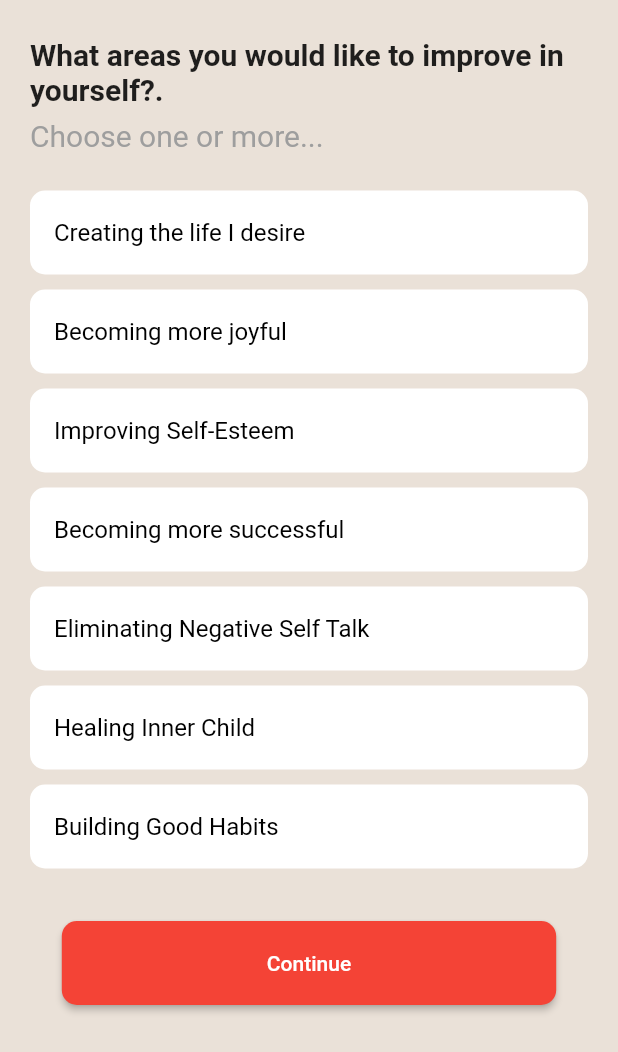
After one commit to AungBoMyint/shwethirikhit, a Flutter app: the AuthPage screen opened by its route, swiped to page 4, on a phone screen of 412 x 824 dp. The commit adds this screen. Shown: the top 1052 px of the screen. Run offline on Flutter 3.47's test engine with Material 2 defaults, Android fonts, the phone set to English and light mode, and no system bars; our stand-ins replace audioplayers, better_player, cached_network_image, carousel_slider, chewie, cloud_firestore and 24 more; missing offline and left inert: cloud_firestore_web, cloud_functions_web, connectivity_plus_web, firebase_auth_web, firebase_core_web, firebase_messaging_web and 6 more; accounts and stored records are empty.

Commit message:
auth finish

```diff
--- /dev/null
+++ b/lib/auth/validator/choose_one_validator.dart
@@ -0,0 +1,8 @@
+import 'package:freezed_annotation/freezed_annotation.dart';
+
+part 'choose_one_validator.freezed.dart';
+
+@freezed
+class ChooseOneValidator with _$ChooseOneValidator {
+  factory ChooseOneValidator.needToChoose() = _NeedToChoose;
+}
--- /dev/null
+++ b/lib/auth/validator/multiple_choose_validator.dart
@@ -0,0 +1,9 @@
+import 'package:freezed_annotation/freezed_annotation.dart';
+
+part 'multiple_choose_validator.freezed.dart';
+
+@freezed
+class MultipleChooseValidator with _$MultipleChooseValidator {
+  factory MultipleChooseValidator.needToChoose() = _NeetToChoose;
+  factory MultipleChooseValidator.lessThan() = _LessThan;
+}
--- a/lib/auth/validator/phone_validator.dart
+++ b/lib/auth/validator/phone_validator.dart
@@ -4,7 +4,7 @@ part 'phone_validator.freezed.dart';
 
 @freezed
 class PhoneValidator with _$PhoneValidator {
-  factory PhoneValidator.valid() = _Valid;
+  factory PhoneValidator.invalid() = _Valid;
   factory PhoneValidator.lessThan() = _LessThan;
   factory PhoneValidator.emptyOrNull() = _EmptyOrNull;
 }
--- a/lib/auth/validator/string_validator.dart
+++ b/lib/auth/validator/string_validator.dart
@@ -6,4 +6,5 @@ part 'string_validator.freezed.dart';
 class StringValidator with _$StringValidator {
   factory StringValidator.valid() = _Valid;
   factory StringValidator.emptyOrNull() = _EmptyOrNull;
+  factory StringValidator.tooShort() = _TooShort;
 }
--- /dev/null
+++ b/lib/auth/view/auth_four.dart
@@ -0,0 +1,142 @@
+import 'dart:developer';
+
+import 'package:flutter/material.dart';
+import 'package:font_awesome_flutter/font_awesome_flutter.dart';
+import 'package:get/get.dart';
+import 'package:kzn/auth/controller/auth_controller.dart';
+import 'package:kzn/auth/validator/multiple_choose_validator.dart';
+import 'package:kzn/auth/view/auth_one.dart';
+import 'package:kzn/data/constant.dart';
+import 'package:kzn/utils/extensions.dart';
+
+import '../../utils/utils.dart';
+
+class AuthFour extends StatelessWidget {
+  const AuthFour({super.key});
+
+  @override
+  Widget build(BuildContext context) {
+    final AuthController authController = Get.find();
+    final size = MediaQuery.of(context).size;
+    return SizedBox(
+      width: size.width * 0.8,
+      height: size.height,
+      child: SingleChildScrollView(
+        child: Column(
+          crossAxisAlignment: CrossAxisAlignment.center,
+          children: [
+            25.h(),
+            //Fill your number or email
+            Text(
+              "What areas you would like to improve in yourself?.",
+              style: TextStyle(
+                fontSize: 20,
+                fontWeight: FontWeight.bold,
+              ),
+            ).withPadding(
+              const EdgeInsets.only(
+                left: 20,
+                right: 20,
+              ),
+            ),
+            8.h(),
+            Align(
+              alignment: Alignment.centerLeft,
+              child: Text(
+                "Choose one or more...",
+                style: TextStyle(
+                  fontSize: 20,
+                  color: Colors.grey,
+                ),
+              ).withPadding(
+                const EdgeInsets.only(
+                  left: 20,
+                  right: 20,
+                ),
+              ),
+            ),
+            25.h(),
+            Padding(
+              padding: const EdgeInsets.only(
+                left: 20,
+                right: 20,
+              ),
+              child: ListView.separated(
+                physics: const NeverScrollableScrollPhysics(),
+                itemCount: areasList.length,
+                shrinkWrap: true,
+                separatorBuilder: (context, index) {
+                  return 10.h();
+                },
+                itemBuilder: (context, index) {
+                  final area = areasList[index];
+                  return ListTile(
+                    selectedColor: Colors.white,
+                    onTap: () => authController.changeMultipleChoose(area),
+                    title: Text(
+                      area,
+                      style: TextStyle(
+                        color: Colors.black,
+                      ),
+                    ),
+                    trailing: Obx(() {
+                      final multipleChoose = authController.multipleChoose;
+
+                      return multipleChoose.contains(area)
+                          ? CircleAvatar(
+                              radius: 15,
+                              backgroundColor: Colors.red,
+                              child: Icon(
+                                FontAwesomeIcons.check,
+                                color: Colors.white,
+                              ),
+                            )
+                          : EmptyWidget();
+                    }),
+                  ).withColor(
+                    Colors.white,
+                    borderRadius: BorderRadius.all(
+                      Radius.circular(10),
+                    ),
+                  );
+                },
+              ),
+            ),
+            5.h(),
+            //Error
+            Obx(() {
+              final multipleChooseValidator =
+                  authController.multipleChooseValidator.value!;
+              return multipleChooseValidator.fold(
+                (l) => 10.h(),
+                (r) => r.map(
+                    lessThan: (lessThan) =>
+                        ErrorText(string: "You need to choose three or more."),
+                    needToChoose: (needToChoose) => ErrorText(
+                        string: "You need to choose at least 3 areas.")),
+              );
+            }),
+            20.h(),
+            //Next button
+            SizedBox(
+              width: size.width * 0.8,
+              child: button(
+                onPressed: () => authController.onPageChanged(4),
+                text: "Continue",
+                padding: 20,
+              ).withColor(
+                Colors.red,
+                shape: RoundedRectangleBorder(
+                  borderRadius: BorderRadius.all(
+                    Radius.circular(10),
+                  ),
+                ),
+              ),
+            ),
+            15.h(),
+          ],
+        ),
+      ),
+    );
+  }
+}
--- a/lib/auth/view/auth_one.dart
+++ b/lib/auth/view/auth_one.dart
@@ -59,6 +59,8 @@ class AuthOne extends StatelessWidget {
                 valid: (valid) => 10.h(),
                 emptyOrNull: (emptyOrNull) =>
                     ErrorText(string: "Name is required."),
+                tooShort: (tooShort) =>
+                    ErrorText(string: "Your name is too short."),
               ),
             );
           }),
--- a/lib/auth/view/auth_page.dart
+++ b/lib/auth/view/auth_page.dart
@@ -3,7 +3,9 @@ import 'package:flutter/src/widgets/container.dart';
 import 'package:flutter/src/widgets/framework.dart';
 import 'package:get/get.dart';
 import 'package:kzn/auth/controller/auth_controller.dart';
+import 'package:kzn/auth/view/auth_four.dart';
 import 'package:kzn/auth/view/auth_one.dart';
+import 'package:kzn/auth/view/auth_three.dart';
 import 'package:kzn/auth/view/auth_two.dart';
 
 import '../../therapy/colors.dart';
@@ -20,6 +22,8 @@ class _AuthPageState extends State<AuthPage> {
   final pages = [
     AuthOne(),
     AuthTwo(),
+    AuthThree(),
+    AuthFour(),
   ];
   @override
   Widget build(BuildContext context) {
--- a/lib/data/constant.dart
+++ b/lib/data/constant.dart
@@ -98,6 +98,25 @@ const Map<String, dynamic> paymentAccMap = {
   "5": "099 6790 6768 (AYA Pay)",
 };
 
+const List<String> yearsList = [
+  "Under 18",
+  "Between 18 and 24",
+  "Between 25 and 34",
+  "Between 35 and 44",
+  "Between 45 and 54",
+  "Above 55",
+];
+
+const List<String> areasList = [
+  "Creating the life I desire",
+  "Becoming more joyful",
+  "Improving Self-Esteem",
+  "Becoming more successful",
+  "Eliminating Negative Self Talk",
+  "Healing Inner Child",
+  "Building Good Habits",
+];
+
 //Theme
 const inputLabel = TextStyle(
   color: Colors.black,
--- /dev/null
+++ b/lib/data/models/auth_user.dart
@@ -0,0 +1,24 @@
+import 'package:freezed_annotation/freezed_annotation.dart';
+
+part 'auth_user.freezed.dart';
+part 'auth_user.g.dart';
+
+@freezed
+class AuthUser with _$AuthUser {
+  factory AuthUser({
+    required String id,
+    required String name,
+    String? email,
+    String? phone,
+    String? password,
+    String? age,
+    List<String>? areas,
+    String? avatar,
+    int? status, //0 == customer,1 == Admin
+    String? token,
+    required bool isActive,
+  }) = _AuthUser;
+
+  factory AuthUser.fromJson(Map<String, dynamic> json) =>
+      _$AuthUserFromJson(json);
+}
--- a/lib/main.dart
+++ b/lib/main.dart
@@ -17,6 +17,7 @@ import 'package:kzn/ui/routes/privacy-policy.dart';
 import 'package:kzn/ui/routes/subscription_check_route.dart';
 import 'package:kzn/ui/routes/subscription_route.dart';
 import 'package:kzn/ui/routes/tnc_route.dart';
+import 'package:kzn/utils/utils.dart';
 import 'package:kzn/vlog/vlog_controller.dart';
 import 'package:provider/provider.dart';
 import 'affirmations/controller/aff_home_controller.dart';
@@ -64,12 +65,14 @@ class MyApp extends StatelessWidget {
   @override
   Widget build(BuildContext context) {
     /* Get.put(MainController());  */ //Make Globle,
-    Get.put(AuthController());
+
     Get.put(HomeController());
     Get.put(VlogController());
+    Get.put(AuthController());
     Get.put(TherapyController());
     Get.put(AffHomeController());
     return GetMaterialApp(
+        navigatorKey: globalKey,
         debugShowCheckedModeBanner: false,
         title: "Shwe Thiri Khit",
         theme: ThemeData(
--- a/lib/utils/utils.dart
+++ b/lib/utils/utils.dart
@@ -1,5 +1,6 @@
 import 'package:flutter/material.dart';
 
+final GlobalKey<NavigatorState> globalKey = GlobalKey();
 verticalSpace(double? height) => SizedBox(height: height ?? 20);
 horizontalSpace(double? width) => SizedBox(width: width ?? 20);
 
```
Also changed, not shown: lib/auth/controller/auth_controller.dart (+63 -1 lines), lib/auth/view/auth_three.dart (added, +111 -0 lines), lib/auth/view/auth_two.dart (+38 -10 lines), lib/utils/extensions.dart (+18 -0 lines), lib/auth/validator/choose_one_validator.freezed.dart (added), lib/auth/validator/multiple_choose_validator.freezed.dart (added), lib/auth/validator/phone_validator.freezed.dart, lib/auth/validator/string_validator.freezed.dart, lib/data/models/auth_user.freezed.dart (added), lib/data/models/auth_user.g.dart (added).
